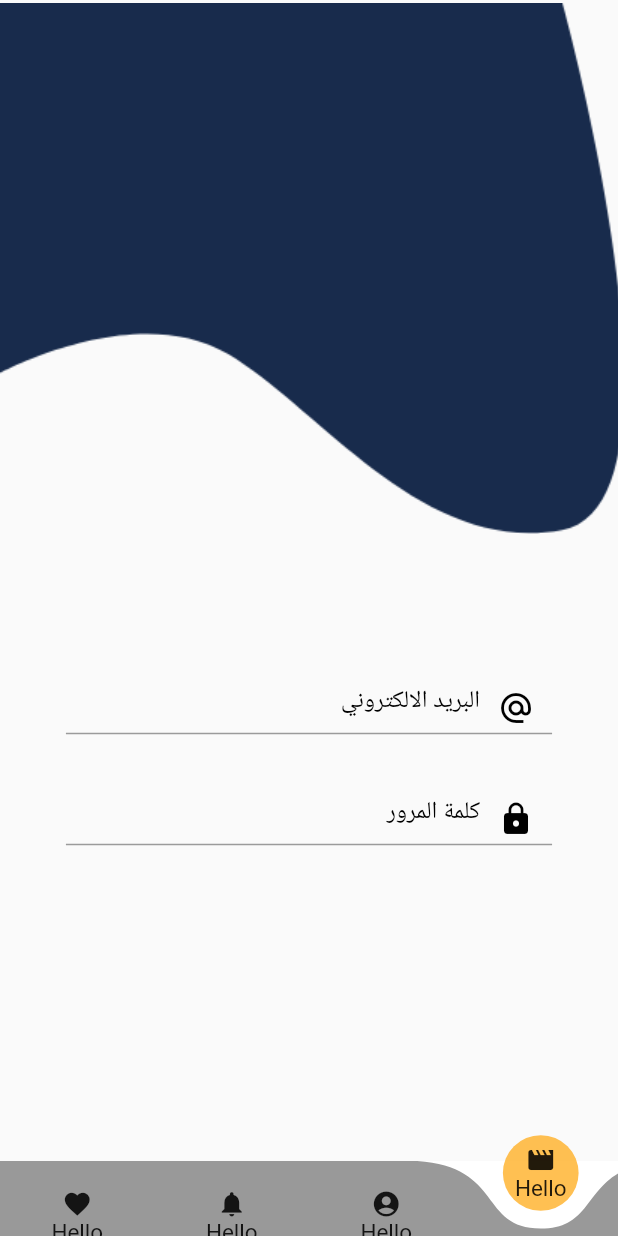
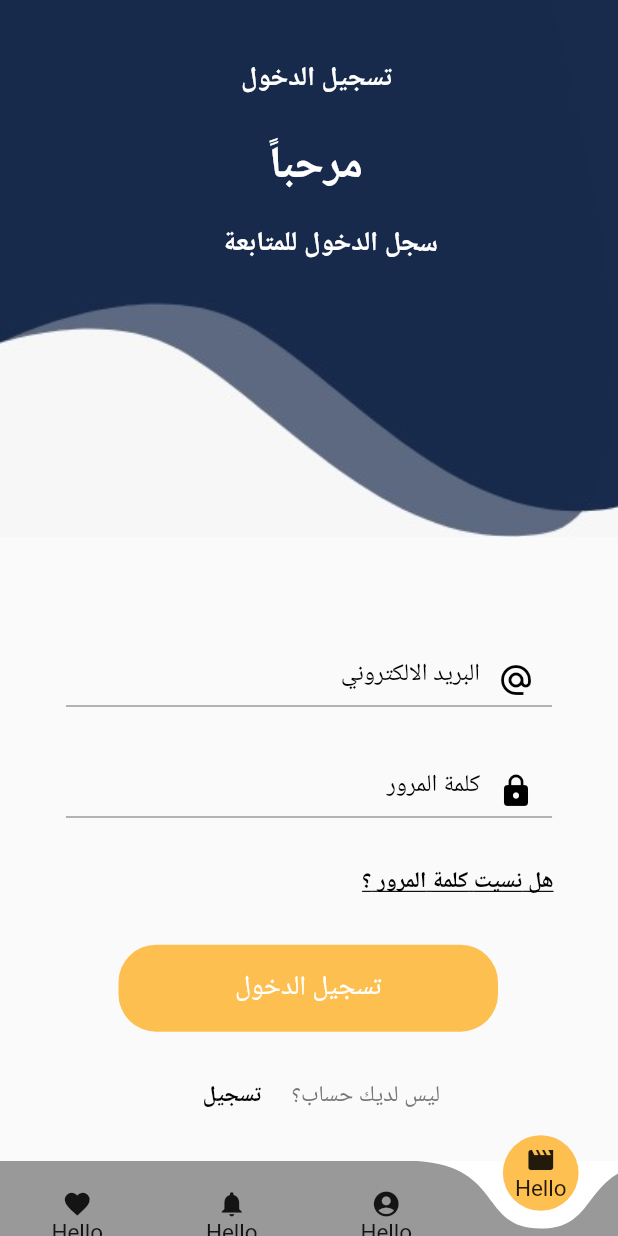
Before and after one commit to AhmadMAbuGhali/agc_conpany, a Flutter app: the NavScreen screen opened directly, on a phone screen of 412 x 824 dp. Run offline on Flutter 3.47's test engine with Material 2 defaults, Android fonts, the phone set to English and light mode, and no system bars; drawn by our look-alikes of curved_navigation_bar; our stand-ins replace flutter_screenutil, get, google_fonts; missing offline and left inert: splash_screen_view.

Commit message:
Login Ui

```diff
--- a/lib/main.dart
+++ b/lib/main.dart
@@ -37,7 +37,7 @@ class _MyAppState extends State<MyApp> {
                   'ar', 'SA'), // OR Locale('ar', 'AE') OR Other RTL locales,
               debugShowCheckedModeBanner: false,
               home: SplashScreenView(
-                navigateRoute: NavScreen(),
+                navigateRoute: Login(),
                 duration: 4000,
                 imageSize: 233,
                 imageSrc: 'assets/images/splahlogo.png',
--- a/lib/ui/registration/login.dart
+++ b/lib/ui/registration/login.dart
@@ -1,11 +1,13 @@
 import 'package:agc_conpany/componant/input_feild.dart';
-import 'package:flutter/cupertino.dart';
 import 'package:flutter/material.dart';
 import 'package:flutter_screenutil/flutter_screenutil.dart';
+
+import '../../componant/primarybutton.dart';
 
 class Login extends StatelessWidget {
   TextEditingController emailController = TextEditingController();
   TextEditingController passController = TextEditingController();
+
 
   @override
   Widget build(BuildContext context) {
@@ -17,7 +19,8 @@ class Login extends StatelessWidget {
           child: SingleChildScrollView(
             scrollDirection: Axis.vertical,
             child: Column(
-        mainAxisAlignment: MainAxisAlignment.start,
+              mainAxisAlignment: MainAxisAlignment.start,
+        crossAxisAlignment: CrossAxisAlignment.start,
         children: [
             Container(
               height: 353.3.h,
@@ -26,20 +29,67 @@ class Login extends StatelessWidget {
 
                 children: [
                   Positioned(
-                    right: -25,
+                   top: 0,
+                    right: 0,
+                    left: 0,
                     height: 353.h,
-                    width: 416.w,
+
                     child: Container(
                       decoration: const BoxDecoration(
                           image: DecorationImage(
-                        image: AssetImage('assets/images/dark.png'),
+                            fit: BoxFit.fill,
+                        image: AssetImage('assets/images/loginui.jpeg'),
                       )),
                     ),
                   ),
+                   const Positioned(
+                    top: 40,
+                    right: 150,
+                    left: 0,
+
+
+                    child: const Text('تسجيل الدخول ',style: TextStyle(
+                      fontSize: 18,
+                      color: Colors.white,
+                      fontWeight: FontWeight.bold
+                    ),),),
+                  const Positioned(
+                    top: 90,
+                    right: 170,
+                    left: 0,
+
+
+                    child: const Text('مرحباً ',style: TextStyle(
+                        fontSize: 30,
+                        color: Colors.white,
+                        fontWeight: FontWeight.bold
+                    ),),),
+                  const Positioned(
+                    top: 150,
+                    right: 120,
+                    left: 0,
+
+
+                    child: const Text('سجل الدخول للمتابعة ',style: TextStyle(
+                        fontSize: 18,
+                        color: Colors.white,
+                        fontWeight: FontWeight.bold
+                    ),),),
+                  // Positioned(
+                  //   right: -25,
+                  //   height: 353.h,
+                  //   width: 416.w,
+                  //   child: Container(
+                  //     decoration: const BoxDecoration(
+                  //         image: DecorationImage(
+                  //       image: AssetImage('assets/images/ndark.png'),
+                  //     )),
+                  //   ),
+                  // ),
                 ],
               ),
             ),
-            SizedBox(height: 30.h),
+            SizedBox(height: 12.h),
             Container(
               width: 295.w,
               height: 35.h,
@@ -63,10 +113,43 @@ class Login extends StatelessWidget {
                 hintText: 'كلمة المرور',
                 inputType: TextInputType.visiblePassword,
                 controller: passController,
-                icon: Icon(Icons.lock, color: Colors.black),
+                icon: const Icon(Icons.lock, color: Colors.black),
                 isPassword: true,
               ),
             ),
+          SizedBox(height: 18.h,),
+          Padding(
+            padding: const EdgeInsets.only(right: 35),
+            child: TextButton(onPressed: (){}, child: const Text('هل نسيت كلمة المرور ؟',
+              textAlign: TextAlign.right,
+              style: TextStyle(
+             decoration: TextDecoration.underline,
+              color: Colors.black,
+
+
+
+            ),)),
+          ),
+          SizedBox(height: 18.h,),
+          Padding(
+            padding: const EdgeInsets.only(right: 80),
+            child: PrimaryButton(onTap: () {  }, label: 'تسجيل الدخول ',),
+          ),
+          SizedBox(height: 18.h,),
+         Padding(
+           padding: const EdgeInsets.only(right: 115),
+           child: Row(
+             children: [
+             Text(' ليس لديك حساب؟  ',style: TextStyle(
+               color: Colors.grey[600],
+             ),),
+               TextButton(onPressed: (){}, child: const Text('تسجيل',style: TextStyle(
+                 fontWeight: FontWeight.bold,
+                 color: Colors.black
+               ),))
+
+           ],),
+         )
         ],
       ),
           )),
```
Also changed, not shown: assets/images/dark.png (deleted), assets/images/loginui.jpeg (added), assets/images/ndark.png (deleted).
